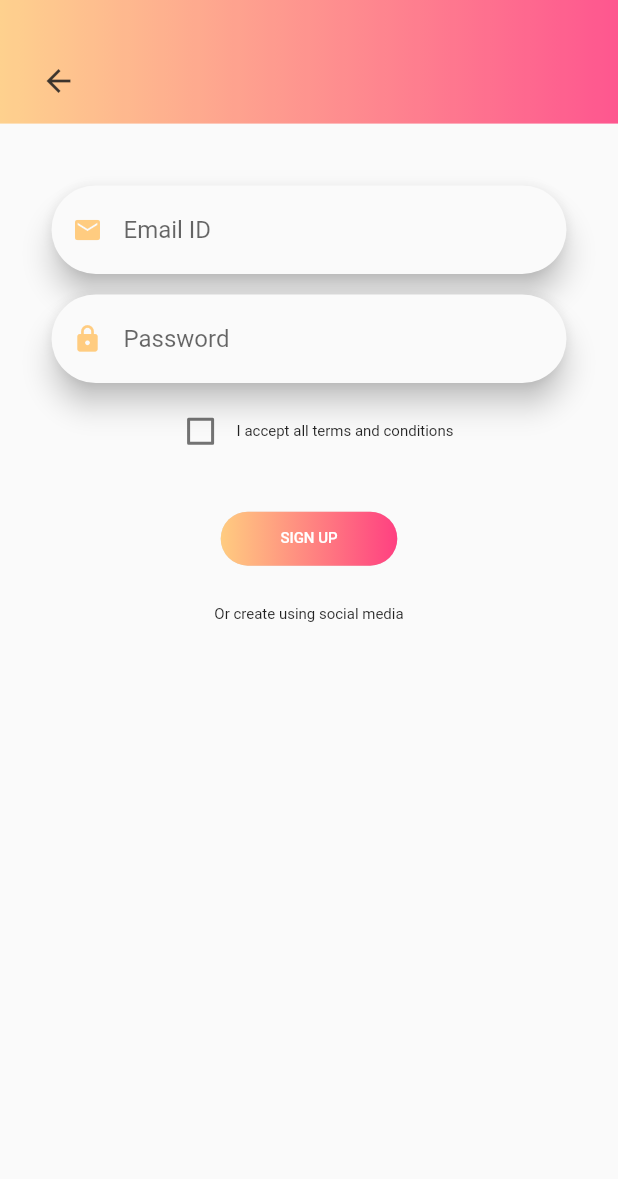
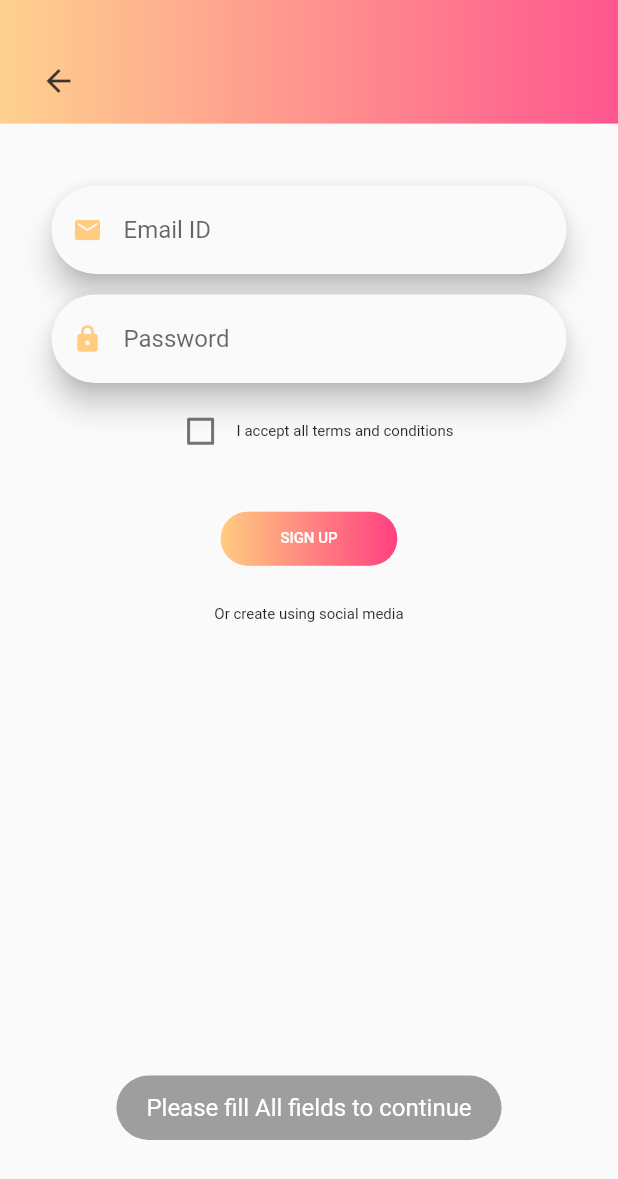
Before and after one commit to kasunnirmala/jewtube, a Flutter app: the SignUpScreen screen opened by its route, after a tap on "SIGN UP", on a phone screen of 412 x 824 dp. Shown: the top 1179 px of the screen. Run offline on Flutter 3.47's test engine with Material 2 defaults, Android fonts, the phone set to English and light mode, and no system bars; our stand-ins replace cached_network_image, chewie, dio, file_picker, firebase_auth, firebase_core and 7 more; missing offline and left inert: animated_card, bmnav, dart:ffi; accounts and stored records are empty; network calls fail; statements that could not run were skipped.

```diff
--- a/lib/view/login/ui/signup.dart
+++ b/lib/view/login/ui/signup.dart
@@ -1,6 +1,6 @@
 import 'package:firebase_auth/firebase_auth.dart';
 import 'package:flutter/material.dart';
-// import 'package:fluttertoast/fluttertoast.dart';
+import 'package:fluttertoast/fluttertoast.dart';
 import 'package:jewtube/view/login/ui/widgets/responsive_ui.dart';
 import 'package:jewtube/view/login/constants/constants.dart';
 import 'package:jewtube/view/login/ui/widgets/custom_shape.dart';
@@ -139,44 +139,44 @@ class _SignUpScreenState extends State<SignUpScreen> {
           )
                   .catchError((onError) {
             print(onError.message);
-            // Fluttertoast.showToast(
-            //     msg: onError.message,
-            //     toastLength: Toast.LENGTH_SHORT,
-            //     gravity: ToastGravity.BOTTOM,
-            //     backgroundColor: Colors.grey,
-            //     textColor: Colors.white,
-            //     fontSize: 16.0);
+            Fluttertoast.showToast(
+                msg: onError.message,
+                toastLength: Toast.LENGTH_SHORT,
+                gravity: ToastGravity.BOTTOM,
+                backgroundColor: Colors.grey,
+                textColor: Colors.white,
+                fontSize: 16.0);
           }))
               .user;
 
           print("DDDDDDDDDDDDDDDDDDDDDDDDDDDD   : " + user.toString());
           if (user != null) {
-            // Fluttertoast.showToast(
-            //     msg: "Signup Success",
-            //     toastLength: Toast.LENGTH_SHORT,
-            //     gravity: ToastGravity.BOTTOM,
-            //     backgroundColor: Colors.grey,
-            //     textColor: Colors.white,
-            //     fontSize: 16.0);
+            Fluttertoast.showToast(
+                msg: "Signup Success",
+                toastLength: Toast.LENGTH_SHORT,
+                gravity: ToastGravity.BOTTOM,
+                backgroundColor: Colors.grey,
+                textColor: Colors.white,
+                fontSize: 16.0);
 
             Navigator.of(context).pushReplacementNamed(SIGN_IN);
           } else {
-            // Fluttertoast.showToast(
-            //     msg: "Error in Signup",
-            //     toastLength: Toast.LENGTH_SHORT,
-            //     gravity: ToastGravity.BOTTOM,
-            //     backgroundColor: Colors.grey,
-            //     textColor: Colors.white,
-            //     fontSize: 16.0);
+            Fluttertoast.showToast(
+                msg: "Error in Signup",
+                toastLength: Toast.LENGTH_SHORT,
+                gravity: ToastGravity.BOTTOM,
+                backgroundColor: Colors.grey,
+                textColor: Colors.white,
+                fontSize: 16.0);
           }
         } else {
-          // Fluttertoast.showToast(
-          //     msg: "Please fill All fields to continue",
-          //     toastLength: Toast.LENGTH_SHORT,
-          //     gravity: ToastGravity.BOTTOM,
-          //     backgroundColor: Colors.grey,
-          //     textColor: Colors.white,
-          //     fontSize: 16.0);
+          Fluttertoast.showToast(
+              msg: "Please fill All fields to continue",
+              toastLength: Toast.LENGTH_SHORT,
+              gravity: ToastGravity.BOTTOM,
+              backgroundColor: Colors.grey,
+              textColor: Colors.white,
+              fontSize: 16.0);
         }
 
         // Navigator.pop(context);
--- a/pubspec.yaml
+++ b/pubspec.yaml
@@ -26,7 +26,7 @@ dependencies:
   bmnav: ^0.3.4
   firebase_core: ^0.4.0+9
   firebase_auth: ^0.15.5+2
-  # fluttertoast: ^4.0.0
+  fluttertoast: ^3.1.3
   font_awesome_flutter: ^8.7.0
   animated_card: ^1.0.0+8
   chewie: ^0.9.10
```
Also changed, not shown: lib/view/add_video.dart (+22 -22 lines), lib/view/home.dart (+8 -8 lines), lib/view/login/ui/signin.dart (+8 -8 lines), lib/widgets/videoItemWidgetHorizontal.dart (+1 -9 lines), pubspec.lock.
